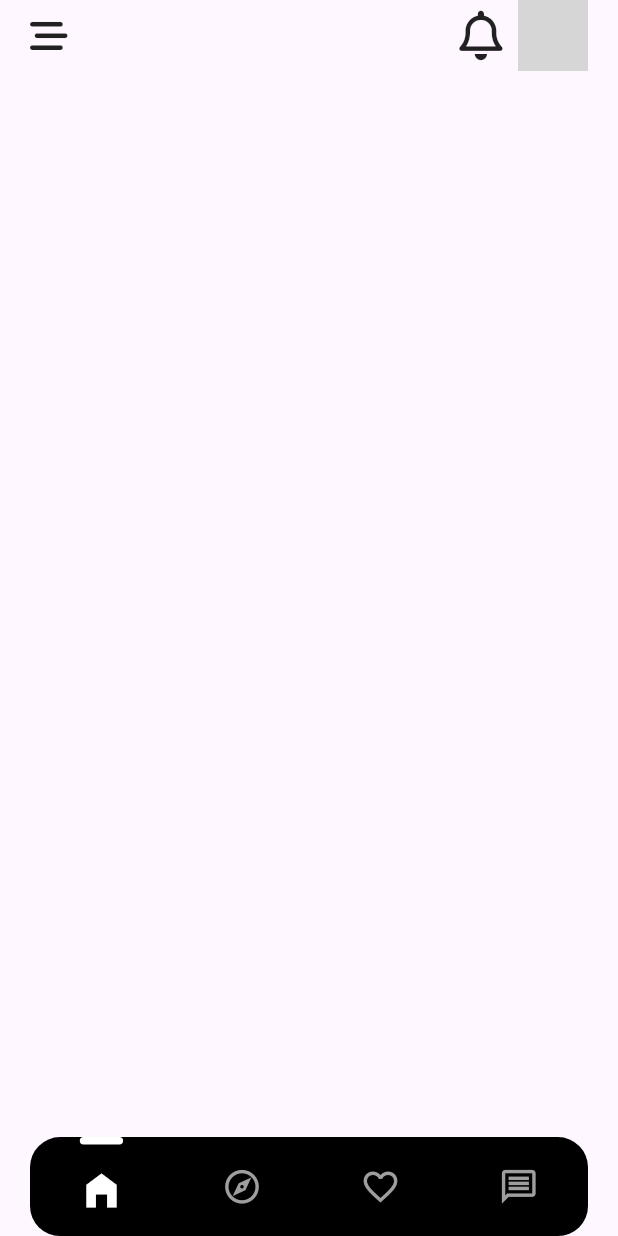
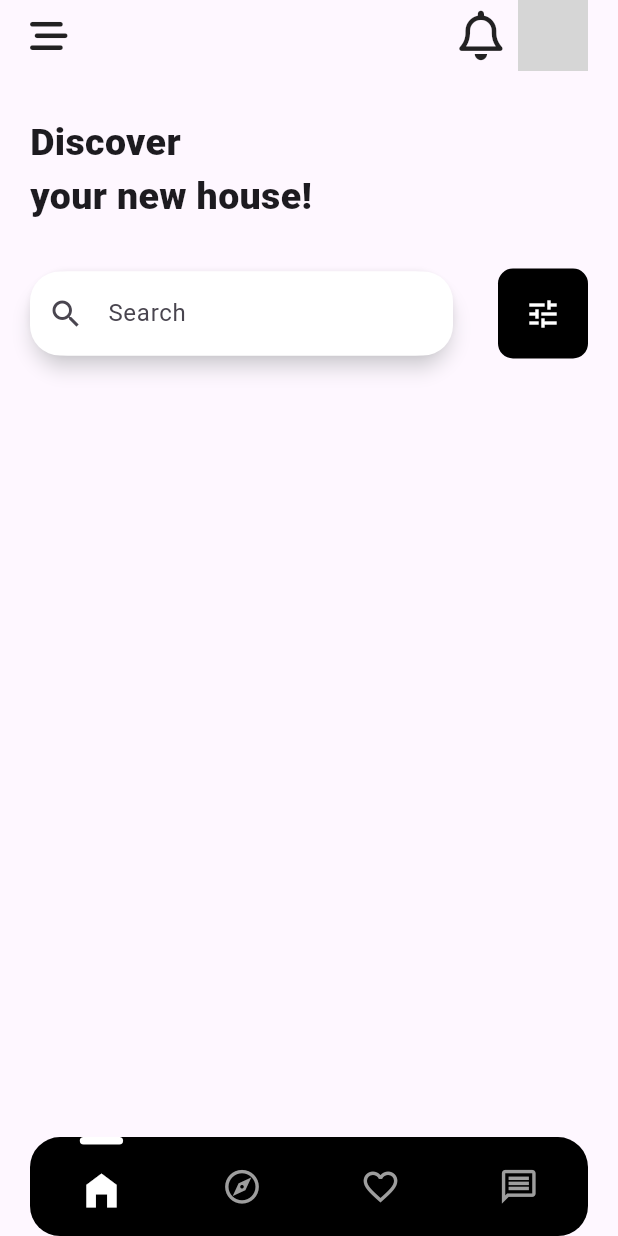
Before and after one commit to jhongo/Flutter_Rental_App, a Flutter app: the screen it shows after launch, on a phone screen of 412 x 824 dp. Run offline on Flutter 3.47's test engine with Material 3 defaults, Android fonts, the phone set to English and light mode, and no system bars; our stand-ins replace flutter_riverpod, font_awesome_flutter; network calls fail; grey boxes are pictures that could not be loaded.

Commit message:
📱 [ADD]: Search and Title
[ADD]: Search and Title in Home

```diff
--- a/lib/presentation/screens/home_screen/home_screen.dart
+++ b/lib/presentation/screens/home_screen/home_screen.dart
@@ -1,5 +1,6 @@
 import 'package:flutter/material.dart';
 import 'package:flutter_property_rental_ui/presentation/screens/home_screen/widgets/header_home.dart';
+import 'package:flutter_property_rental_ui/presentation/screens/home_screen/widgets/search_and_title.dart';
 
 class HomeScreen extends StatelessWidget {
 
@@ -11,6 +12,8 @@ class HomeScreen extends StatelessWidget {
       body: Column(
         children: [
           HeaderHome(),
+          SizedBox(height: 30),
+          SearchAndTitle(),
           // BodyHome(),
           // FooterHome(),
         ],
--- /dev/null
+++ b/lib/presentation/screens/home_screen/widgets/search_and_title.dart
@@ -0,0 +1,61 @@
+import 'package:flutter/material.dart';
+
+class SearchAndTitle extends StatelessWidget {
+  const SearchAndTitle({super.key});
+
+  @override
+  Widget build(BuildContext context) {
+    return Padding(
+      padding: const EdgeInsets.symmetric(horizontal: 20),
+      child: SizedBox(
+        child: Column(
+          crossAxisAlignment: CrossAxisAlignment.start,
+          children: [
+            const Text('Discover',
+                style: TextStyle(fontSize: 25, fontWeight: FontWeight.w800)),
+            const Text('your new house!',
+                style: TextStyle(fontSize: 25, fontWeight: FontWeight.w800)),
+                const SizedBox(height: 30),
+            Row(
+              children: [
+                Expanded(
+                  child: PhysicalModel(
+                    borderRadius: BorderRadius.circular(25),
+                    color: Colors.white,
+                    elevation: 5.0,
+                    shadowColor: const Color(0xffe9ecef),
+                    child: TextField(
+                      decoration: InputDecoration(
+                        hintText: 'Search',
+                        prefixIcon: const Icon(Icons.search),
+                        border: OutlineInputBorder(
+                            borderSide: BorderSide.none,
+                            borderRadius: BorderRadius.circular(20)),
+                        filled: true,
+                        fillColor: Colors.white,
+                      ),
+                    ),
+                  ),
+                ),
+                const SizedBox(width: 30),
+                IconButton(
+                  onPressed: () {},
+                  icon: const Icon(Icons.tune, color: Colors.white,),
+                  style: ButtonStyle(
+                    minimumSize: MaterialStateProperty.all(const Size(60, 60)),
+                    backgroundColor: MaterialStateProperty.all(Colors.black),
+                    shape: MaterialStateProperty.all(
+                      RoundedRectangleBorder(
+                        borderRadius: BorderRadius.circular(10),
+                      ),
+                    ),
+                  )
+                )
+              ],
+            )
+          ],
+        ),
+      ),
+    );
+  }
+}
```
